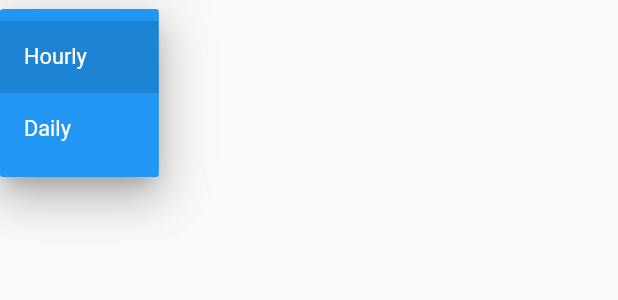
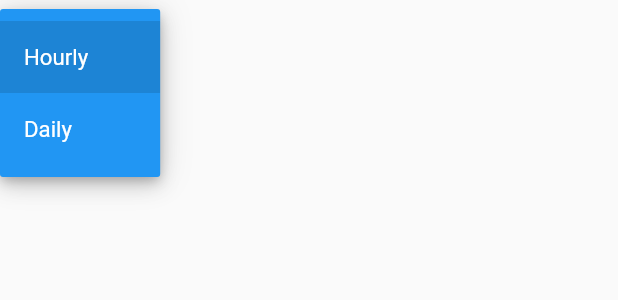
Before and after one commit to FlagElitov/weather, a Flutter app: the DropDownWidget widget shown alone on an empty page, opened directly, after a tap on "Hourly", on a phone screen of 412 x 824 dp. Shown: the top 300 px of the screen. Run offline on Flutter 3.47's test engine with Material 2 defaults, Android fonts, the phone set to English and light mode, and no system bars; our stand-ins replace bloc, connectivity_plus, easy_localization, flutter_bloc, location, shared_preferences; missing offline and left inert: location_web, shared_preferences_web; accounts and stored records are empty.

Commit message:
add cache, connecion status, correct size

```diff
--- /dev/null
+++ b/lib/utils/correct_size.dart
@@ -0,0 +1,27 @@
+cacheimport 'package:flutter/material.dart';
+
+
+bool isTablet(BuildContext context) {
+  final shortestSide = MediaQuery.of(context).size.shortestSide;
+  return shortestSide >= 600;
+}
+
+bool isSmallDevice(BuildContext context) {
+  final shortestSide = MediaQuery.of(context).size.shortestSide;
+  return shortestSide <= 330;
+}
+
+double getFontSizeByScreen(BuildContext context, double fontSize) {
+  final double width = MediaQuery.of(context).size.width;
+  double tabletHeightValue = width * 0.0017;
+  double midleHeightValue = width * 0.002;
+  double smallHeightValue = width * 0.005;
+
+  if (isTablet(context)) return tabletHeightValue + fontSize;
+  if (isSmallDevice(context))
+    return fontSize - smallHeightValue;
+  else {
+    if (width > 400) fontSize += midleHeightValue;
+    return fontSize;
+  }
+}
--- a/lib/widgets/dropdown_widget.dart
+++ b/lib/widgets/dropdown_widget.dart
@@ -1,6 +1,8 @@
 import 'package:flutter/material.dart';
 import 'package:flutter_bloc/flutter_bloc.dart';
 import 'package:weather/bloc/global_bloc.dart';
+import 'package:easy_localization/easy_localization.dart';
+import 'package:weather/utils/correct_size.dart';
 
 class DropDownWidget extends StatefulWidget {
   final List<String> dropDown;
@@ -21,22 +23,24 @@ class _DropDownWidgetState extends State<DropDownWidget> {
     GlobalBloc provider = BlocProvider.of<GlobalBloc>(context);
 
     return Padding(
-      padding: const EdgeInsets.only(top: 6.0),
+      padding: const EdgeInsets.only(left: 5, top: 6.0),
       child: DropdownButton<String>(
         value: dropdownValue,
         iconSize: 24,
-        elevation: 16,
+        elevation: 6,
         iconDisabledColor: Colors.white,
         iconEnabledColor: Colors.white,
         dropdownColor: Colors.blue,
-        style: TextStyle(color: Colors.black),
+        style: TextStyle(
+          color: Colors.black,
+        ),
         underline: Container(
           height: 0,
           color: Colors.white,
         ),
         onChanged: (String? newValue) {
           setState(() {
-            provider.add(ChangePeriodEvent(isDaily: newValue != "Погодинно"));
+            provider.add(ChangePeriodEvent(isDaily: newValue != "hourly".tr()));
             dropdownValue = newValue!;
           });
         },
@@ -46,7 +50,9 @@ class _DropDownWidgetState extends State<DropDownWidget> {
                 value: value,
                 child: Text(
                   value,
-                  style: TextStyle(fontSize: 14.5, color: Colors.white),
+                  style: TextStyle(
+                      fontSize: getFontSizeByScreen(context, 14),
+                      color: Colors.white),
                 ),
               ),
             )
```
Also changed, not shown: lib/utils/cache.dart (added, +36 -0 lines), lib/utils/connection.dart (added, +10 -0 lines), lib/utils/get_location.dart (+4 -5 lines), lib/widgets/column_widget.dart (+33 -14 lines), lib/widgets/mainbody_widget.dart (added, +39 -0 lines).
